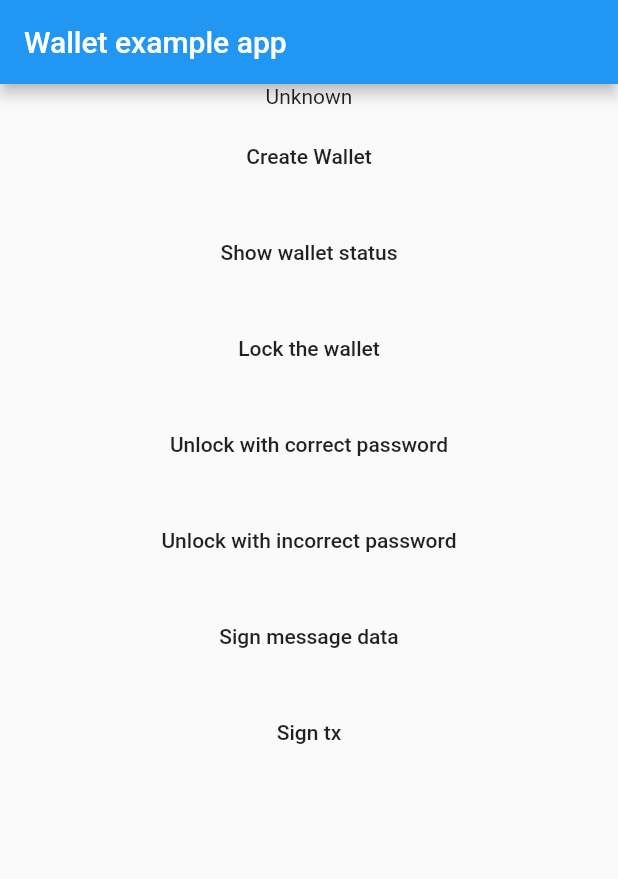
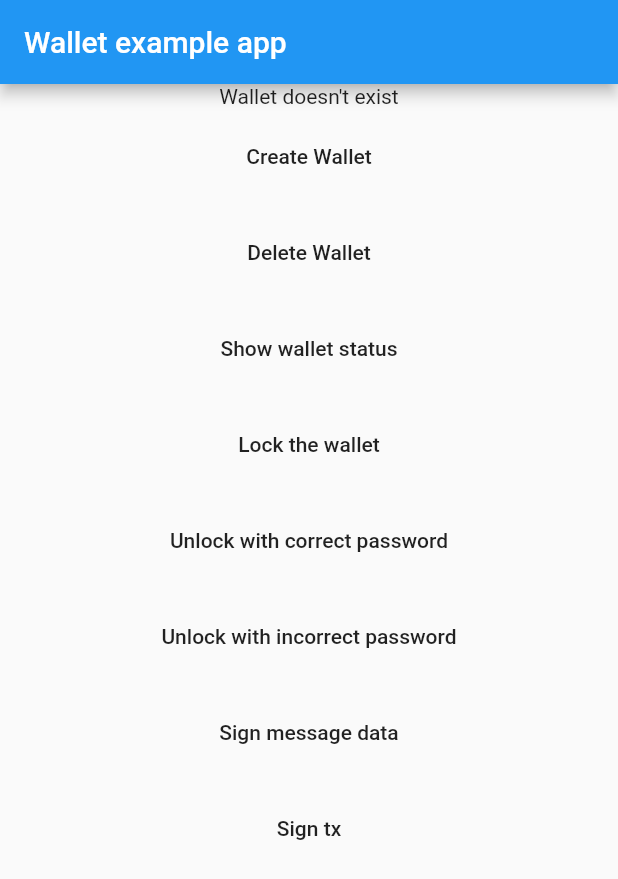
Before and after one commit to InfraBlockchain/yosemite-wallet-flutter-package, a Flutter app: the screen it shows after launch, after a tap on "Show wallet status", on a phone screen of 412 x 824 dp. Shown: the top 879 px of the screen. Run offline on Flutter 3.47's test engine with Material 2 defaults, Android fonts, the phone set to English and light mode, and no system bars; our stand-ins replace convert, typed_data.

Commit message:
Add delete API

```diff
--- a/example/lib/main.dart
+++ b/example/lib/main.dart
@@ -31,10 +31,21 @@ class _MyAppState extends State<MyApp> {
           child: Column(
             children: <Widget>[
               Text(state),
+              Expanded(
+                flex: 1,
+                child: ListView(
+                  children: <Widget>[
                     Container(
                       child: MaterialButton(
                         onPressed: createWallet,
                         child: Text('Create Wallet'),
+                      ),
+                      padding: const EdgeInsets.all(8.0),
+                    ),
+                    Container(
+                      child: MaterialButton(
+                        onPressed: deleteWallet,
+                        child: Text('Delete Wallet'),
                       ),
                       padding: const EdgeInsets.all(8.0),
                     ),
@@ -82,6 +93,9 @@ class _MyAppState extends State<MyApp> {
                     ),
                   ],
                 ),
+              )
+            ],
+          ),
         ),
       ),
     );
@@ -95,21 +109,33 @@ class _MyAppState extends State<MyApp> {
     });
   }
 
+  Future deleteWallet() async {
+    await YosemiteWallet.delete();
+
+    setState(() {
+      state = 'Wallet deleted';
+    });
+  }
+
   Future checkWalletStatus() async {
+    bool isExist = await YosemiteWallet.isExist();
+
+    if (isExist) {
       bool isLocked = await YosemiteWallet.isLocked();
-
-    if (!isLocked) {
-      String pubKey = await YosemiteWallet.getPublicKey();
-      print(pubKey);
-    }
 
       setState(() {
         state = 'isLocked: ${isLocked.toString()}';
       });
+    } else {
+      setState(() {
+        state = 'Wallet doesn\'t exist';
+      });
+    }
   }
 
   Future signMessageData() async {
-    String signature = await YosemiteWallet.signMessageData(Uint8List.fromList([0x01, 0x02, 0x03, 0x04]));
+    String signature =
+        await YosemiteWallet.signMessageData(Uint8List.fromList([0x01, 0x02, 0x03, 0x04]));
 
     setState(() {
       state = 'Signature: $signature';
@@ -117,7 +143,6 @@ class _MyAppState extends State<MyApp> {
   }
 
   Future signTransaction() async {
-
     ChainService chainService = ChainService('http://testnet-sentinel.yosemitelabs.org:8888');
 
     final String contract = 'systoken.a';
@@ -134,26 +159,27 @@ class _MyAppState extends State<MyApp> {
       'tag': 'This is the tx from Secure Enclave'
     };
 
-    Future.wait([
-      chainService.getChainInfo(),
-      chainService.getAbi('yx.tokenabi', action, txData)
-    ]).then((List responses) {
+    Future.wait([chainService.getChainInfo(), chainService.getAbi('yx.tokenabi', action, txData)])
+        .then((List responses) {
       final chainInfoRes = responses[0];
       final abiRes = responses[1];
 
-      Action actionReq = Action(account: contract, name: action, authorization: authorizations, data: abiRes);
+      Action actionReq =
+          Action(account: contract, name: action, authorization: authorizations, data: abiRes);
 
       SignedTransaction txnBeforeSign = SignedTransaction();
       txnBeforeSign.addAction(actionReq);
-      txnBeforeSign.addStringTransactionExtension(TransactionExtension.TransactionVoteAccount, 'producer.a');
-      txnBeforeSign.addStringTransactionExtension(TransactionExtension.DelegatedTransactionFeePayer, myAccountName);
+      txnBeforeSign.addStringTransactionExtension(
+          TransactionExtension.TransactionVoteAccount, 'producer.a');
+      txnBeforeSign.addStringTransactionExtension(
+          TransactionExtension.DelegatedTransactionFeePayer, myAccountName);
       txnBeforeSign.referenceBlock = chainInfoRes.headBlockId;
       txnBeforeSign.expiration = chainInfoRes.addTimeAfterHeadBlockTimeByMin(10);
 
       Uint8List packedBytesToSign = txnBeforeSign.getDigestForSignature(chainInfoRes.chainId);
 
-      final dataInHexStr =
-      packedBytesToSign.fold('', (prev, elem) => '$prev${elem.toRadixString(16).padLeft(2, '0')}');
+      final dataInHexStr = packedBytesToSign.fold(
+          '', (prev, elem) => '$prev${elem.toRadixString(16).padLeft(2, '0')}');
 
       print('Packed tx to sign: ' + dataInHexStr);
 
--- a/lib/models/transactionHeader.dart
+++ b/lib/models/transactionHeader.dart
@@ -1,8 +1,8 @@
 import 'dart:typed_data';
 
 import 'package:convert/convert.dart';
+import 'package:yosemite_wallet/pack/byteWriter.dart';
 import 'package:yosemite_wallet/pack/packer.dart';
-import 'package:yosemite_wallet/pack/byteWriter.dart';
 
 class TransactionHeader implements Packer {
   String _expiration; // uint32_t
@@ -55,7 +55,7 @@ class TransactionHeader implements Packer {
   @override
   Map<String, dynamic> toJson() {
     return {
-      'expiration': _expiration,
+      'expiration': _expiration.substring(0, _expiration.length - 1),
       'ref_block_num': _refBlockNum,
       'ref_block_prefix': _refBlockPrefix,
       'max_net_usage_word': _maxNetUsageWord,
--- a/lib/yosemite_wallet.dart
+++ b/lib/yosemite_wallet.dart
@@ -8,6 +8,14 @@ class YosemiteWallet {
 
   static Future<String> create(String password) async {
     return await _channel.invokeMethod('create', {'password': password});
+  }
+
+  static Future<bool> isExist() async {
+    return await _channel.invokeMethod('isExist');
+  }
+
+  static Future<bool> delete() async {
+    return await _channel.invokeMethod('delete');
   }
 
   static Future<void> lock() async {
```
Also changed, not shown: 3 other files. Lines whose indentation alone changed are shown as unchanged.
